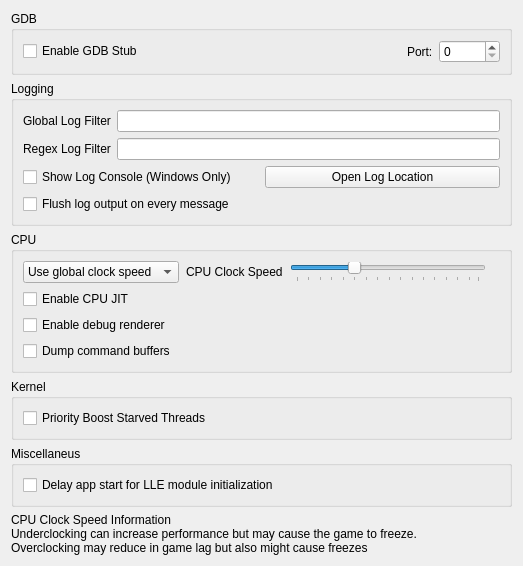
The window that src/citra_qt/configuration/configure_debug.ui (mandarine3ds/mandarine) describes before a commit, drawn with Qt 5.
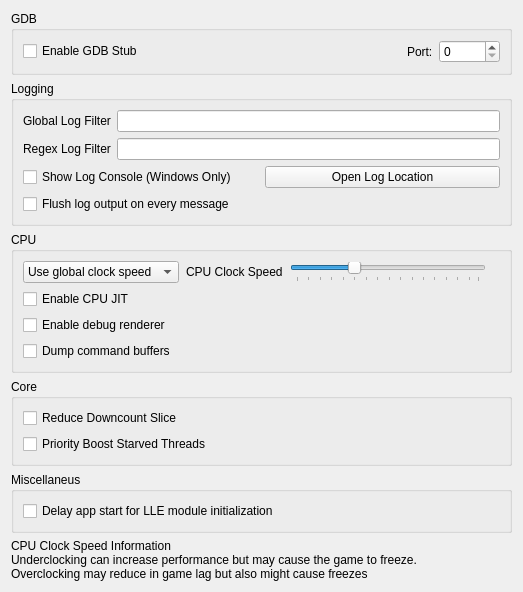
The same window after the commit.

Commit message:
Android & PC: Implement reduce downcount slice
Based on weihuoya's CPU Usage Limit hack from his Citra MMJ fork.

Diff of the .ui file:
```diff
--- a/src/citra_qt/configuration/configure_debug.ui
+++ b/src/citra_qt/configuration/configure_debug.ui
@@ -246,10 +246,20 @@
    <item>
     <widget class="QGroupBox" name="groupBox_5">
      <property name="title">
-      <string>Kernel</string>
+      <string>Core</string>
      </property>
      <layout class="QGridLayout" name="gridLayout_3">
       <item row="1" column="0">
+       <widget class="QCheckBox" name="toggle_reduce_downcount_slice">
+        <property name="toolTip">
+         <string>&lt;html&gt;&lt;head/&gt;&lt;body&gt;&lt;p&gt;Reduces core timing downcount to a smaller time slice, reducing CPU usage. This may improve the performance for GPU heavy games, but if the game is CPU hungry, it may cause a performance hit.&lt;/p&gt;&lt;/body&gt;&lt;/html&gt;</string>
+        </property>
+        <property name="text">
+         <string>Reduce Downcount Slice</string>
+        </property>
+       </widget>
+      </item>
+      <item row="2" column="0">
        <widget class="QCheckBox" name="toggle_priority_boost_starved_threads">
         <property name="toolTip">
          <string>&lt;html&gt;&lt;head/&gt;&lt;body&gt;&lt;p&gt;Boost low priority starved threads during kernel rescheduling. This may improve the performance.&lt;/p&gt;&lt;/body&gt;&lt;/html&gt;</string>
```
The commit also changes 15 other files.
